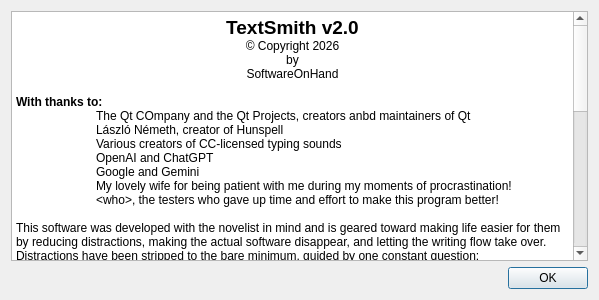
ldraconus/TextSmith2, file AboutDialog.ui: the form before one commit.
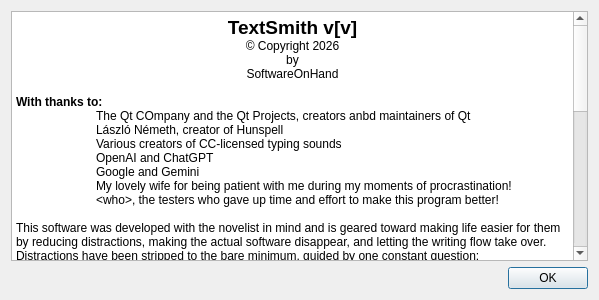
The form after the commit. Icons and pictures are not drawn.

Diff of the .ui file:
```diff
--- a/AboutDialog.ui
+++ b/AboutDialog.ui
@@ -33,36 +33,36 @@
 hr { height: 1px; border-width: 0; }
 li.unchecked::marker { content: &quot;\2610&quot;; }
 li.checked::marker { content: &quot;\2612&quot;; }
-&lt;/style&gt;&lt;/head&gt;&lt;body style=&quot; font-family:'Segoe UI'; font-size:9pt; font-weight:400; font-style:normal;&quot;&gt;
-&lt;p align=&quot;center&quot; style=&quot; margin-top:0px; margin-bottom:0px; margin-left:0px; margin-right:0px; -qt-block-indent:0; text-indent:0px;&quot;&gt;&lt;span style=&quot; font-size:14pt; font-weight:700;&quot;&gt;TextSmith v2.0&lt;/span&gt;&lt;/p&gt;
-&lt;p align=&quot;center&quot; style=&quot; margin-top:0px; margin-bottom:0px; margin-left:0px; margin-right:0px; -qt-block-indent:0; text-indent:0px;&quot;&gt;© Copyright 2026&lt;/p&gt;
-&lt;p align=&quot;center&quot; style=&quot; margin-top:0px; margin-bottom:0px; margin-left:0px; margin-right:0px; -qt-block-indent:0; text-indent:0px;&quot;&gt;by&lt;/p&gt;
-&lt;p align=&quot;center&quot; style=&quot; margin-top:0px; margin-bottom:0px; margin-left:0px; margin-right:0px; -qt-block-indent:0; text-indent:0px;&quot;&gt;SoftwareOnHand&lt;/p&gt;
-&lt;p align=&quot;center&quot; style=&quot;-qt-paragraph-type:empty; margin-top:0px; margin-bottom:0px; margin-left:0px; margin-right:0px; -qt-block-indent:0; text-indent:0px;&quot;&gt;&lt;br /&gt;&lt;/p&gt;
-&lt;p style=&quot; margin-top:0px; margin-bottom:0px; margin-left:0px; margin-right:0px; -qt-block-indent:0; text-indent:0px;&quot;&gt;&lt;span style=&quot; font-weight:700;&quot;&gt;With thanks to:&lt;/span&gt;&lt;/p&gt;
-&lt;p style=&quot; margin-top:0px; margin-bottom:0px; margin-left:0px; margin-right:0px; -qt-block-indent:0; text-indent:0px;&quot;&gt;	The Qt COmpany and the Qt Projects, creators anbd maintainers of Qt&lt;/p&gt;
-&lt;p style=&quot; margin-top:0px; margin-bottom:0px; margin-left:0px; margin-right:0px; -qt-block-indent:0; text-indent:0px;&quot;&gt;	László Németh, creator of Hunspell&lt;/p&gt;
-&lt;p style=&quot; margin-top:0px; margin-bottom:0px; margin-left:0px; margin-right:0px; -qt-block-indent:0; text-indent:0px;&quot;&gt;	Various creators of CC-licensed typing sounds&lt;/p&gt;
-&lt;p style=&quot; margin-top:0px; margin-bottom:0px; margin-left:0px; margin-right:0px; -qt-block-indent:0; text-indent:0px;&quot;&gt;	OpenAI and ChatGPT&lt;/p&gt;
-&lt;p style=&quot; margin-top:0px; margin-bottom:0px; margin-left:0px; margin-right:0px; -qt-block-indent:0; text-indent:0px;&quot;&gt;	Google and Gemini&lt;/p&gt;
-&lt;p style=&quot; margin-top:0px; margin-bottom:0px; margin-left:0px; margin-right:0px; -qt-block-indent:0; text-indent:0px;&quot;&gt;	My lovely wife for being patient with me during my moments of procrastination!&lt;/p&gt;
-&lt;p style=&quot; margin-top:0px; margin-bottom:0px; margin-left:0px; margin-right:0px; -qt-block-indent:0; text-indent:0px;&quot;&gt;	&amp;lt;who&amp;gt;, the testers who gave up time and effort to make this program better!&lt;/p&gt;
-&lt;p style=&quot;-qt-paragraph-type:empty; margin-top:0px; margin-bottom:0px; margin-left:0px; margin-right:0px; -qt-block-indent:0; text-indent:0px;&quot;&gt;&lt;br /&gt;&lt;/p&gt;
-&lt;p style=&quot; margin-top:0px; margin-bottom:0px; margin-left:0px; margin-right:0px; -qt-block-indent:0; text-indent:0px;&quot;&gt;This software was developed with the novelist in mind and is geared toward making life easier for them by reducing distractions, making the actual software disappear, and letting the writing flow take over. Distractions have been stripped to the bare minimum, guided by one constant question:&lt;/p&gt;
-&lt;p style=&quot; margin-top:12px; margin-bottom:12px; margin-left:0px; margin-right:0px; -qt-block-indent:0; text-indent:0px;&quot;&gt;&lt;span style=&quot; font-style:italic;&quot;&gt;	&amp;quot;Is this something a writer needs, or is it for someone else?&amp;quot;&lt;/span&gt;&lt;/p&gt;
-&lt;p style=&quot; margin-top:12px; margin-bottom:12px; margin-left:0px; margin-right:0px; -qt-block-indent:0; text-indent:0px;&quot;&gt;AI was used as an editor for the help documentation (I am really bad at spelling, but I do write with flair) and to answer coding questions for areas I'm weaker in (like CMake). AI makes mistakes, but it usually points me in the right direction. Sometimes it is hilariously wrong!&lt;/p&gt;
-&lt;p style=&quot; margin-top:12px; margin-bottom:12px; margin-left:0px; margin-right:0px; -qt-block-indent:0; text-indent:0px;&quot;&gt;Nothing went into this program that I did not understand, change to fit my coding style, and tweak to work the way I wanted it to. Any other approach is an invitation to an unfixable mess.&lt;/p&gt;
-&lt;p style=&quot; margin-top:12px; margin-bottom:12px; margin-left:0px; margin-right:0px; -qt-block-indent:0; text-indent:0px;&quot;&gt;So, in the end, I take responsibility for how the software was written and how it evolves from here. I reserve the right to ignore suggestions that I feel are distractions to the writer, but I am also open to being convinced. Bug fixes take priority, as long as I can reproduce them (it's hard to fix what I can't see—like shooting in the dark).&lt;/p&gt;
-&lt;p style=&quot; margin-top:12px; margin-bottom:12px; margin-left:0px; margin-right:0px; -qt-block-indent:0; text-indent:0px;&quot;&gt;&lt;span style=&quot; font-weight:700;&quot;&gt;I can be reached at:&lt;/span&gt;&lt;/p&gt;
+&lt;/style&gt;&lt;/head&gt;&lt;body style=&quot; font-family:'Inter'; font-size:10pt; font-weight:400; font-style:normal;&quot;&gt;
+&lt;p align=&quot;center&quot; style=&quot; margin-top:0px; margin-bottom:0px; margin-left:0px; margin-right:0px; -qt-block-indent:0; text-indent:0px;&quot;&gt;&lt;span style=&quot; font-family:'Segoe UI'; font-size:14pt; font-weight:700;&quot;&gt;TextSmith v[v]&lt;/span&gt;&lt;/p&gt;
+&lt;p align=&quot;center&quot; style=&quot; margin-top:0px; margin-bottom:0px; margin-left:0px; margin-right:0px; -qt-block-indent:0; text-indent:0px;&quot;&gt;&lt;span style=&quot; font-family:'Segoe UI'; font-size:9pt;&quot;&gt;© Copyright 2026&lt;/span&gt;&lt;/p&gt;
+&lt;p align=&quot;center&quot; style=&quot; margin-top:0px; margin-bottom:0px; margin-left:0px; margin-right:0px; -qt-block-indent:0; text-indent:0px;&quot;&gt;&lt;span style=&quot; font-family:'Segoe UI'; font-size:9pt;&quot;&gt;by&lt;/span&gt;&lt;/p&gt;
+&lt;p align=&quot;center&quot; style=&quot; margin-top:0px; margin-bottom:0px; margin-left:0px; margin-right:0px; -qt-block-indent:0; text-indent:0px;&quot;&gt;&lt;span style=&quot; font-family:'Segoe UI'; font-size:9pt;&quot;&gt;SoftwareOnHand&lt;/span&gt;&lt;/p&gt;
+&lt;p align=&quot;center&quot; style=&quot;-qt-paragraph-type:empty; margin-top:0px; margin-bottom:0px; margin-left:0px; margin-right:0px; -qt-block-indent:0; text-indent:0px; font-family:'Segoe UI'; font-size:9pt;&quot;&gt;&lt;br /&gt;&lt;/p&gt;
+&lt;p style=&quot; margin-top:0px; margin-bottom:0px; margin-left:0px; margin-right:0px; -qt-block-indent:0; text-indent:0px;&quot;&gt;&lt;span style=&quot; font-family:'Segoe UI'; font-size:9pt; font-weight:700;&quot;&gt;With thanks to:&lt;/span&gt;&lt;/p&gt;
+&lt;p style=&quot; margin-top:0px; margin-bottom:0px; margin-left:0px; margin-right:0px; -qt-block-indent:0; text-indent:0px;&quot;&gt;&lt;span style=&quot; font-family:'Segoe UI'; font-size:9pt;&quot;&gt;	The Qt COmpany and the Qt Projects, creators anbd maintainers of Qt&lt;/span&gt;&lt;/p&gt;
+&lt;p style=&quot; margin-top:0px; margin-bottom:0px; margin-left:0px; margin-right:0px; -qt-block-indent:0; text-indent:0px;&quot;&gt;&lt;span style=&quot; font-family:'Segoe UI'; font-size:9pt;&quot;&gt;	László Németh, creator of Hunspell&lt;/span&gt;&lt;/p&gt;
+&lt;p style=&quot; margin-top:0px; margin-bottom:0px; margin-left:0px; margin-right:0px; -qt-block-indent:0; text-indent:0px;&quot;&gt;&lt;span style=&quot; font-family:'Segoe UI'; font-size:9pt;&quot;&gt;	Various creators of CC-licensed typing sounds&lt;/span&gt;&lt;/p&gt;
+&lt;p style=&quot; margin-top:0px; margin-bottom:0px; margin-left:0px; margin-right:0px; -qt-block-indent:0; text-indent:0px;&quot;&gt;&lt;span style=&quot; font-family:'Segoe UI'; font-size:9pt;&quot;&gt;	OpenAI and ChatGPT&lt;/span&gt;&lt;/p&gt;
+&lt;p style=&quot; margin-top:0px; margin-bottom:0px; margin-left:0px; margin-right:0px; -qt-block-indent:0; text-indent:0px;&quot;&gt;&lt;span style=&quot; font-family:'Segoe UI'; font-size:9pt;&quot;&gt;	Google and Gemini&lt;/span&gt;&lt;/p&gt;
+&lt;p style=&quot; margin-top:0px; margin-bottom:0px; margin-left:0px; margin-right:0px; -qt-block-indent:0; text-indent:0px;&quot;&gt;&lt;span style=&quot; font-family:'Segoe UI'; font-size:9pt;&quot;&gt;	My lovely wife for being patient with me during my moments of procrastination!&lt;/span&gt;&lt;/p&gt;
+&lt;p style=&quot; margin-top:0px; margin-bottom:0px; margin-left:0px; margin-right:0px; -qt-block-indent:0; text-indent:0px;&quot;&gt;&lt;span style=&quot; font-family:'Segoe UI'; font-size:9pt;&quot;&gt;	&amp;lt;who&amp;gt;, the testers who gave up time and effort to make this program better!&lt;/span&gt;&lt;/p&gt;
+&lt;p style=&quot;-qt-paragraph-type:empty; margin-top:0px; margin-bottom:0px; margin-left:0px; margin-right:0px; -qt-block-indent:0; text-indent:0px; font-family:'Segoe UI'; font-size:9pt;&quot;&gt;&lt;br /&gt;&lt;/p&gt;
+&lt;p style=&quot; margin-top:0px; margin-bottom:0px; margin-left:0px; margin-right:0px; -qt-block-indent:0; text-indent:0px;&quot;&gt;&lt;span style=&quot; font-family:'Segoe UI'; font-size:9pt;&quot;&gt;This software was developed with the novelist in mind and is geared toward making life easier for them by reducing distractions, making the actual software disappear, and letting the writing flow take over. Distractions have been stripped to the bare minimum, guided by one constant question:&lt;/span&gt;&lt;/p&gt;
+&lt;p style=&quot; margin-top:12px; margin-bottom:12px; margin-left:0px; margin-right:0px; -qt-block-indent:0; text-indent:0px;&quot;&gt;&lt;span style=&quot; font-family:'Segoe UI'; font-size:9pt; font-style:italic;&quot;&gt;	&amp;quot;Is this something a writer needs, or is it for someone else?&amp;quot;&lt;/span&gt;&lt;/p&gt;
+&lt;p style=&quot; margin-top:12px; margin-bottom:12px; margin-left:0px; margin-right:0px; -qt-block-indent:0; text-indent:0px;&quot;&gt;&lt;span style=&quot; font-family:'Segoe UI'; font-size:9pt;&quot;&gt;AI was used as an editor for the help documentation (I am really bad at spelling, but I do write with flair) and to answer coding questions for areas I'm weaker in (like CMake). AI makes mistakes, but it usually points me in the right direction. Sometimes it is hilariously wrong!&lt;/span&gt;&lt;/p&gt;
+&lt;p style=&quot; margin-top:12px; margin-bottom:12px; margin-left:0px; margin-right:0px; -qt-block-indent:0; text-indent:0px;&quot;&gt;&lt;span style=&quot; font-family:'Segoe UI'; font-size:9pt;&quot;&gt;Nothing went into this program that I did not understand, change to fit my coding style, and tweak to work the way I wanted it to. Any other approach is an invitation to an unfixable mess.&lt;/span&gt;&lt;/p&gt;
+&lt;p style=&quot; margin-top:12px; margin-bottom:12px; margin-left:0px; margin-right:0px; -qt-block-indent:0; text-indent:0px;&quot;&gt;&lt;span style=&quot; font-family:'Segoe UI'; font-size:9pt;&quot;&gt;So, in the end, I take responsibility for how the software was written and how it evolves from here. I reserve the right to ignore suggestions that I feel are distractions to the writer, but I am also open to being convinced. Bug fixes take priority, as long as I can reproduce them (it's hard to fix what I can't see—like shooting in the dark).&lt;/span&gt;&lt;/p&gt;
+&lt;p style=&quot; margin-top:12px; margin-bottom:12px; margin-left:0px; margin-right:0px; -qt-block-indent:0; text-indent:0px;&quot;&gt;&lt;span style=&quot; font-family:'Segoe UI'; font-size:9pt; font-weight:700;&quot;&gt;I can be reached at:&lt;/span&gt;&lt;/p&gt;
 &lt;ul style=&quot;margin-top: 0px; margin-bottom: 0px; margin-left: 0px; margin-right: 0px; -qt-list-indent: 1;&quot;&gt;
-&lt;li style=&quot; margin-top:12px; margin-bottom:12px; margin-left:0px; margin-right:0px; -qt-block-indent:0; text-indent:0px;&quot;&gt;Email: &lt;a href=&quot;mailto:chris.m.olson@gmail.com?subject=TextSmith%20Feedback&quot;&gt;&lt;span style=&quot; text-decoration: underline; color:#27bf73;&quot;&gt;chris.m.olson@gmail.com&lt;/span&gt;&lt;/a&gt;&lt;/li&gt;&lt;/ul&gt;
-&lt;p style=&quot; margin-top:0px; margin-bottom:0px; margin-left:0px; margin-right:0px; -qt-block-indent:0; text-indent:0px;&quot;&gt;&lt;span style=&quot; font-weight:700;&quot;&gt;Support this software (and me!) at:&lt;/span&gt;&lt;/p&gt;
+&lt;li style=&quot; font-family:'Segoe UI'; font-size:9pt;&quot; style=&quot; margin-top:12px; margin-bottom:12px; margin-left:0px; margin-right:0px; -qt-block-indent:0; text-indent:0px;&quot;&gt;Email: &lt;a href=&quot;mailto:chris.m.olson@gmail.com?subject=TextSmith%20Feedback&quot;&gt;&lt;span style=&quot; text-decoration: underline; color:#27bf73;&quot;&gt;chris.m.olson@gmail.com&lt;/span&gt;&lt;/a&gt;&lt;/li&gt;&lt;/ul&gt;
+&lt;p style=&quot; margin-top:0px; margin-bottom:0px; margin-left:0px; margin-right:0px; -qt-block-indent:0; text-indent:0px;&quot;&gt;&lt;span style=&quot; font-family:'Segoe UI'; font-size:9pt; font-weight:700;&quot;&gt;Support this software (and me!) at:&lt;/span&gt;&lt;/p&gt;
 &lt;ul style=&quot;margin-top: 0px; margin-bottom: 0px; margin-left: 0px; margin-right: 0px; -qt-list-indent: 1;&quot;&gt;
-&lt;li style=&quot; margin-top:12px; margin-bottom:12px; margin-left:0px; margin-right:0px; -qt-block-indent:0; text-indent:0px;&quot;&gt;Patreon: &lt;a href=&quot;https://patreon.com/TextSmith&quot;&gt;&lt;span style=&quot; text-decoration: underline; color:#27bf73;&quot;&gt;https://patreon.com/TextSmith&lt;/span&gt;&lt;/a&gt;&lt;/li&gt;&lt;/ul&gt;
-&lt;p style=&quot; margin-top:12px; margin-bottom:12px; margin-left:0px; margin-right:0px; -qt-block-indent:0; text-indent:0px;&quot;&gt;&lt;span style=&quot; font-weight:700;&quot;&gt;Modification history:&lt;/span&gt;&lt;/p&gt;
+&lt;li style=&quot; font-family:'Segoe UI'; font-size:9pt;&quot; style=&quot; margin-top:12px; margin-bottom:12px; margin-left:0px; margin-right:0px; -qt-block-indent:0; text-indent:0px;&quot;&gt;Patreon: &lt;a href=&quot;https://patreon.com/TextSmith&quot;&gt;&lt;span style=&quot; text-decoration: underline; color:#27bf73;&quot;&gt;https://patreon.com/TextSmith&lt;/span&gt;&lt;/a&gt;&lt;/li&gt;&lt;/ul&gt;
+&lt;p style=&quot; margin-top:12px; margin-bottom:12px; margin-left:0px; margin-right:0px; -qt-block-indent:0; text-indent:0px;&quot;&gt;&lt;span style=&quot; font-family:'Segoe UI'; font-size:9pt; font-weight:700;&quot;&gt;Modification history:&lt;/span&gt;&lt;/p&gt;
 &lt;ul style=&quot;margin-top: 0px; margin-bottom: 0px; margin-left: 0px; margin-right: 0px; -qt-list-indent: 1;&quot;&gt;
-&lt;li style=&quot; margin-top:12px; margin-bottom:12px; margin-left:0px; margin-right:0px; -qt-block-indent:0; text-indent:0px;&quot;&gt;&lt;span style=&quot; font-weight:700;&quot;&gt;1.0&lt;/span&gt; - Initial version. It worked, mostly, but had some annoying flaws I found when using it.&lt;/li&gt;
-&lt;li style=&quot; margin-top:12px; margin-bottom:12px; margin-left:0px; margin-right:0px; -qt-block-indent:0; text-indent:0px;&quot;&gt;&lt;span style=&quot; font-weight:700;&quot;&gt;2.0&lt;/span&gt; - Complete rewrite. I found some of the tools I had previously relied on no longer worked in the current version of C++, necessitating a fresh start.&lt;/li&gt;&lt;/ul&gt;&lt;/body&gt;&lt;/html&gt;</string>
+&lt;li style=&quot; font-family:'Segoe UI'; font-size:9pt;&quot; style=&quot; margin-top:12px; margin-bottom:12px; margin-left:0px; margin-right:0px; -qt-block-indent:0; text-indent:0px;&quot;&gt;&lt;span style=&quot; font-weight:700;&quot;&gt;1.0&lt;/span&gt; - Initial version. It worked, mostly, but had some annoying flaws I found when using it.&lt;/li&gt;
+&lt;li style=&quot; font-family:'Segoe UI'; font-size:9pt;&quot; style=&quot; margin-top:12px; margin-bottom:12px; margin-left:0px; margin-right:0px; -qt-block-indent:0; text-indent:0px;&quot;&gt;&lt;span style=&quot; font-weight:700;&quot;&gt;2.0&lt;/span&gt; - Complete rewrite. I found some of the tools I had previously relied on no longer worked in the current version of C++, necessitating a fresh start.&lt;/li&gt;&lt;/ul&gt;&lt;/body&gt;&lt;/html&gt;</string>
      </property>
      <property name="openExternalLinks">
       <bool>true</bool>
```
